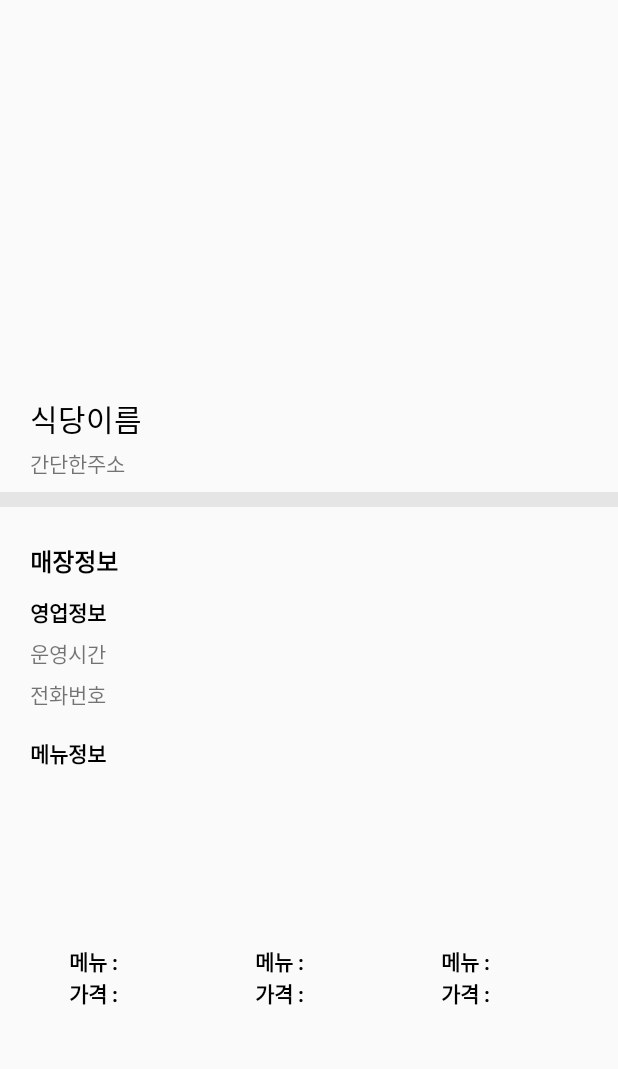
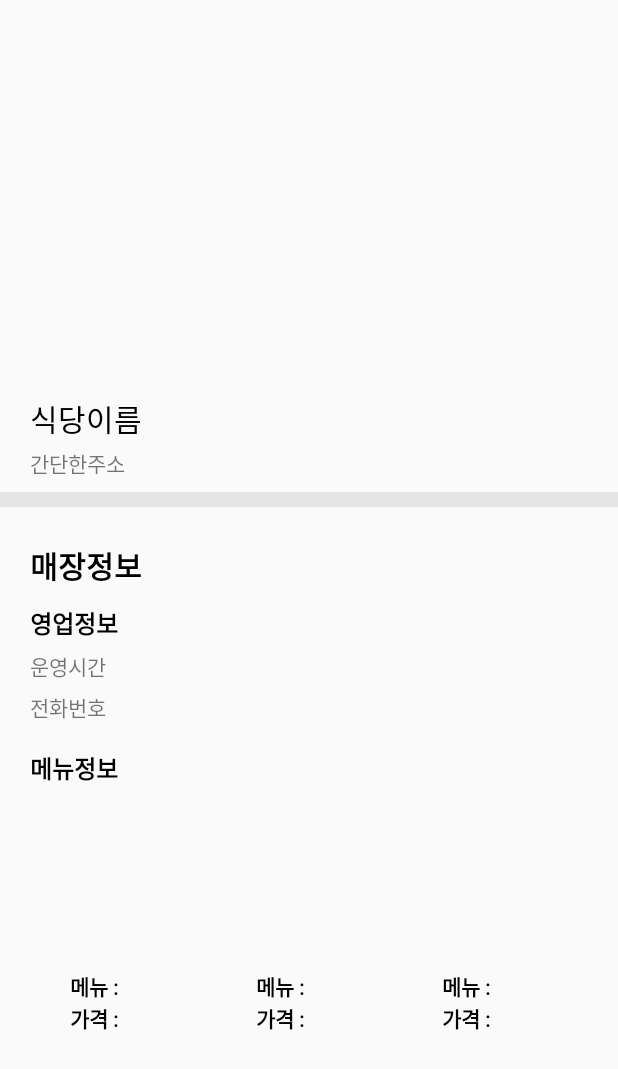
Before and after one commit to hansolj991/Monthly_Coding_DMC, an Android app: the RestaurantDetailActivity screen opened directly, with no data from a screen before it, on a phone screen of 412 x 824 dp. Shown: the top 1069 px of the screen. Run offline under Robolectric (Android 15) with nearby library versions, the phone set to English and light mode, and no system bars; 6 statements that could not run were skipped.

Commit message:
폰트 적용 안된곳 폰트 수정 + 다크 모드 해제

```diff
--- a/app/src/main/res/layout/activity_landing.xml
+++ b/app/src/main/res/layout/activity_landing.xml
@@ -27,6 +27,7 @@
         android:layout_height="wrap_content"
         android:layout_marginTop="68dp"
         android:layout_marginBottom="237dp"
+        android:fontFamily="@font/pretendard_medium"
         android:text="동양미래대학교 학생들을 위해\n학교 주변 점심 먹거리를 준비했어"
         android:textColor="#002066"
         android:textSize="20dp"
--- a/app/src/main/res/layout/activity_restaurant_detail.xml
+++ b/app/src/main/res/layout/activity_restaurant_detail.xml
@@ -70,8 +70,9 @@
                 android:layout_width="match_parent"
                 android:layout_height="wrap_content"
                 android:paddingTop="24dp"
+                android:fontFamily="@font/pretendard_semibold"
                 android:text="매장정보"
-                android:textSize="16dp"
+                android:textSize="20dp"
                 android:textStyle="bold"
                 android:textColor="@color/black"/>
 
@@ -80,8 +81,9 @@
                 android:layout_width="match_parent"
                 android:layout_height="wrap_content"
                 android:paddingTop="11dp"
+                android:fontFamily="@font/pretendard_medium"
                 android:text="영업정보"
-                android:textSize="14dp"
+                android:textSize="16dp"
                 android:textStyle="bold"
                 android:textColor="@color/black"/>
 
@@ -90,6 +92,7 @@
                 android:layout_width="match_parent"
                 android:layout_height="wrap_content"
                 android:paddingTop="6dp"
+                android:fontFamily="@font/pretendard_medium"
                 android:text="운영시간" />
 
             <TextView
@@ -97,6 +100,7 @@
                 android:layout_width="match_parent"
                 android:layout_height="wrap_content"
                 android:paddingTop="6dp"
+                android:fontFamily="@font/pretendard_medium"
                 android:text="전화번호" />
 
             <TextView
@@ -104,8 +108,9 @@
                 android:layout_width="match_parent"
                 android:layout_height="wrap_content"
                 android:paddingTop="18dp"
+                android:fontFamily="@font/pretendard_medium"
                 android:text="메뉴정보"
-                android:textSize="14dp"
+                android:textSize="16dp"
                 android:textStyle="bold"
                 android:textColor="@color/black"/>
 
@@ -131,6 +136,7 @@
                     <LinearLayout
                         android:layout_width="match_parent"
                         android:layout_height="wrap_content"
+                        android:paddingTop="5dp"
                         android:orientation="horizontal">
 
                         <TextView
@@ -138,6 +144,7 @@
                             android:layout_width="match_parent"
                             android:layout_height="wrap_content"
                             android:layout_weight="1"
+                            android:fontFamily="@font/pretendard_medium"
                             android:text="메뉴 : "
                             android:textStyle="bold"
                             android:textSize="14sp"
@@ -149,6 +156,7 @@
                             android:layout_width="match_parent"
                             android:layout_height="wrap_content"
                             android:layout_weight="1"
+                            android:fontFamily="@font/pretendard_medium"
                             android:text=""
                             android:textStyle="bold"
                             android:textSize="14sp"
@@ -166,6 +174,7 @@
                             android:layout_width="match_parent"
                             android:layout_height="wrap_content"
                             android:layout_weight="1"
+                            android:fontFamily="@font/pretendard_medium"
                             android:text="가격 : "
                             android:textStyle="bold"
                             android:textSize="14sp"
@@ -177,6 +186,7 @@
                             android:layout_width="match_parent"
                             android:layout_height="wrap_content"
                             android:layout_weight="1"
+                            android:fontFamily="@font/pretendard_medium"
                             android:text=""
                             android:textStyle="bold"
                             android:textSize="14sp"
@@ -202,6 +212,7 @@
                     <LinearLayout
                         android:layout_width="match_parent"
                         android:layout_height="wrap_content"
+                        android:paddingTop="5dp"
                         android:orientation="horizontal">
 
                         <TextView
@@ -209,6 +220,7 @@
                             android:layout_width="match_parent"
                             android:layout_height="wrap_content"
                             android:layout_weight="1"
+                            android:fontFamily="@font/pretendard_medium"
                             android:text="메뉴 : "
                             android:textStyle="bold"
                             android:textSize="14sp"
@@ -220,6 +232,7 @@
                             android:layout_width="match_parent"
                             android:layout_height="wrap_content"
                             android:layout_weight="1"
+                            android:fontFamily="@font/pretendard_medium"
                             android:text=""
                             android:textStyle="bold"
                             android:textSize="14sp"
@@ -237,6 +250,7 @@
                             android:layout_width="match_parent"
                             android:layout_height="wrap_content"
                             android:layout_weight="1"
+                            android:fontFamily="@font/pretendard_medium"
                             android:text="가격 : "
                             android:textStyle="bold"
                             android:textSize="14sp"
@@ -248,6 +262,7 @@
                             android:layout_width="match_parent"
                             android:layout_height="wrap_content"
                             android:layout_weight="1"
+                            android:fontFamily="@font/pretendard_medium"
                             android:text=""
                             android:textStyle="bold"
                             android:textSize="14sp"
@@ -273,6 +288,7 @@
                     <LinearLayout
                         android:layout_width="match_parent"
                         android:layout_height="wrap_content"
+                        android:paddingTop="5dp"
                         android:orientation="horizontal">
 
                         <TextView
@@ -280,6 +296,7 @@
                             android:layout_width="match_parent"
                             android:layout_height="wrap_content"
                             android:layout_weight="1"
+                            android:fontFamily="@font/pretendard_medium"
                             android:text="메뉴 : "
                             android:textStyle="bold"
                             android:textSize="14sp"
@@ -291,6 +308,7 @@
                             android:layout_width="match_parent"
                             android:layout_height="wrap_content"
                             android:layout_weight="1"
+                            android:fontFamily="@font/pretendard_medium"
                             android:text=""
                             android:textStyle="bold"
                             android:textSize="14sp"
@@ -308,6 +326,7 @@
                             android:layout_width="match_parent"
                             android:layout_height="wrap_content"
                             android:layout_weight="1"
+                            android:fontFamily="@font/pretendard_medium"
                             android:text="가격 : "
                             android:textStyle="bold"
                             android:textSize="14sp"
@@ -319,6 +338,7 @@
                             android:layout_width="match_parent"
                             android:layout_height="wrap_content"
                             android:layout_weight="1"
+                            android:fontFamily="@font/pretendard_medium"
                             android:text=""
                             android:textStyle="bold"
                             android:textSize="14sp"
--- a/app/src/main/res/layout/activity_restaurant_recommend.xml
+++ b/app/src/main/res/layout/activity_restaurant_recommend.xml
@@ -397,6 +397,7 @@
                 android:layout_height="60dp"
                 android:scaleType="centerCrop"
                 android:background="#ADD8FF"
+                android:fontFamily="@font/pretendard_medium"
                 android:text="Monthly_Coding"
                 android:textStyle="bold"
                 android:textSize="42dp"
--- a/app/src/main/res/values-night/themes.xml
+++ b/app/src/main/res/values-night/themes.xml
@@ -1,6 +1,6 @@
 <resources xmlns:tools="http://schemas.android.com/tools">
     <!-- Base application theme. -->
-    <style name="Theme.Monthly_Coding_DMC" parent="Theme.MaterialComponents.DayNight.DarkActionBar">
+    <style name="Theme.Monthly_Coding_DMC" parent="Theme.MaterialComponents.Light.DarkActionBar">
         <!-- Primary brand color. -->
         <item name="colorPrimary">@color/purple_200</item>
         <item name="colorPrimaryVariant">@color/purple_700</item>
--- a/app/src/main/res/values/themes.xml
+++ b/app/src/main/res/values/themes.xml
@@ -20,7 +20,9 @@
 
     <style name="NumberPickerStyle">
         <!--글자크기-->
-        <item name="android:textSize">30sp</item>
+        <item name="android:textSize">20sp</item>
+        <!--폰트적용-->
+        <item name="android:fontFamily">@font/pretendard_semibold</item>
         <!--색상변경-->
         <item name="android:textColor">@color/black</item>
         <!--선택창 색깔 selectionDividerHeight-->
```
Also changed, not shown: app/src/main/res/font/font.xml (deleted, +0 -32 lines), app/src/main/res/layout/activity_main.xml (+7 -0 lines), app/src/main/res/layout/activity_recommand.xml (+6 -1 lines).
